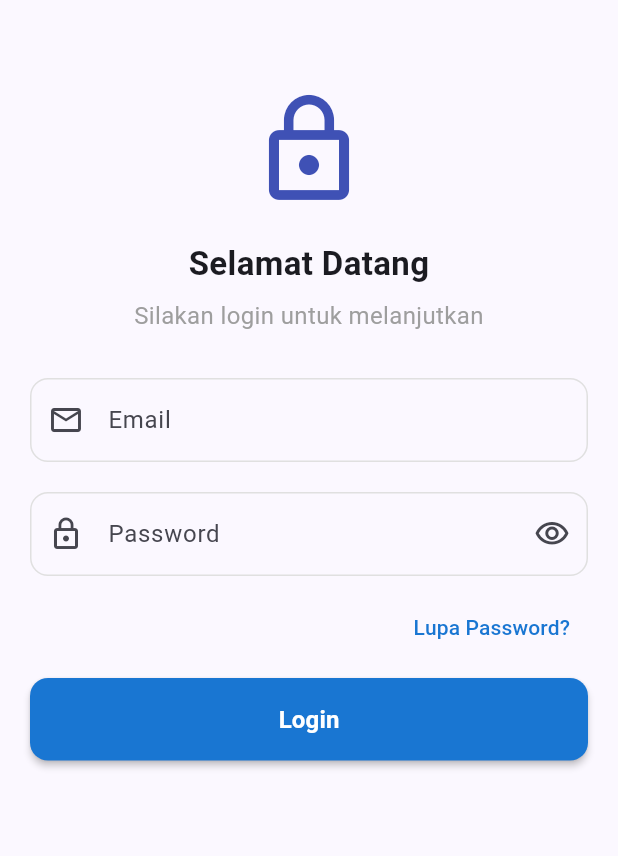
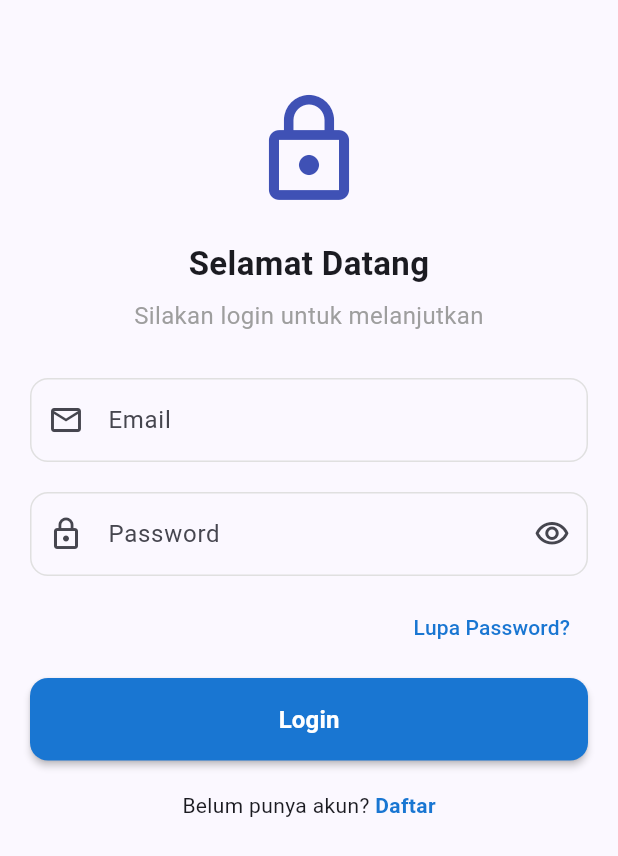
Before and after one commit to str122-xyz/KB1179-1123150070-uts, a Flutter app: the Login screen opened directly, on a phone screen of 412 x 824 dp. Shown: the top 856 px of the screen. Run offline on Flutter 3.47's test engine with Material 3 defaults, Android fonts, the phone set to English and light mode, and no system bars.

Commit message:
daftar register

```diff
--- a/lib/login/login.dart
+++ b/lib/login/login.dart
@@ -109,6 +109,25 @@ class Login extends StatelessWidget {
                 ),
               ),
               const SizedBox(height: 20),
+
+              Row(
+                mainAxisAlignment: MainAxisAlignment.center,
+                children: [
+                  const Text("Belum punya akun? "),
+                  GestureDetector(
+                    onTap: () {
+                      // TODO: arahkan ke halaman register
+                    },
+                    child: Text(
+                      "Daftar",
+                      style: TextStyle(
+                        color: Colors.blue[700],
+                        fontWeight: FontWeight.bold,
+                      ),
+                    ),
+                  ),
+                ],
+              ),
             ],
           ),
         ),
```
Also changed, not shown: 1 other file.
